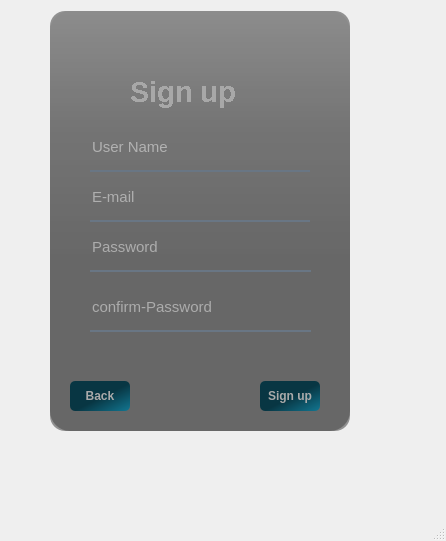
Old version of the form UIs/SignForm.ui in the repository IxBahy/EDU-center-system.
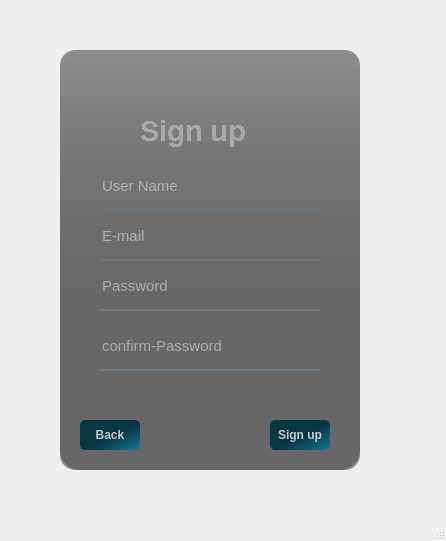
New version of the form. Icons and pictures are not drawn.

Diff of the .ui file:
```diff
--- a/UIs/SignForm.ui
+++ b/UIs/SignForm.ui
@@ -17,8 +17,8 @@
    <widget class="QWidget" name="widget" native="true">
     <property name="geometry">
      <rect>
-      <x>30</x>
-      <y>-9</y>
+      <x>40</x>
+      <y>30</y>
       <width>370</width>
       <height>480</height>
      </rect>
@@ -284,7 +284,7 @@
 	
 	background-color: qlineargradient(spread:pad, x1:0.512, y1:0.512, x2:1, y2:1, stop:0.0447761 rgba(8, 54, 67, 255), stop:1 rgba(18, 118, 145, 255));
 	border-radius:5px;
-color:rgb(170, 170, 170);
+color:rgb(200,200,200);
 }
 QPushButton#SignButton:hover{	
 	background-color: qlineargradient(spread:pad, x1:0.99, y1:1, x2:0, y2:0, stop:0.119403 rgba(19, 122, 150, 255), stop:0.791045 rgba(37, 44, 38, 255));
@@ -331,7 +331,7 @@
 	
 	background-color: qlineargradient(spread:pad, x1:0.512, y1:0.512, x2:1, y2:1, stop:0.0447761 rgba(8, 54, 67, 255), stop:1 rgba(18, 118, 145, 255));
 	border-radius:5px;
-color:rgb(170, 170, 170);
+color:rgb(200,200,200);
 }
 QPushButton#BackButton:hover{	
 	background-color: qlineargradient(spread:pad, x1:0.99, y1:1, x2:0, y2:0, stop:0.119403 rgba(19, 122, 150, 255), stop:0.791045 rgba(37, 44, 38, 255));
```
Left out of the diff: 10 changed lines with no effect on the pictures.
